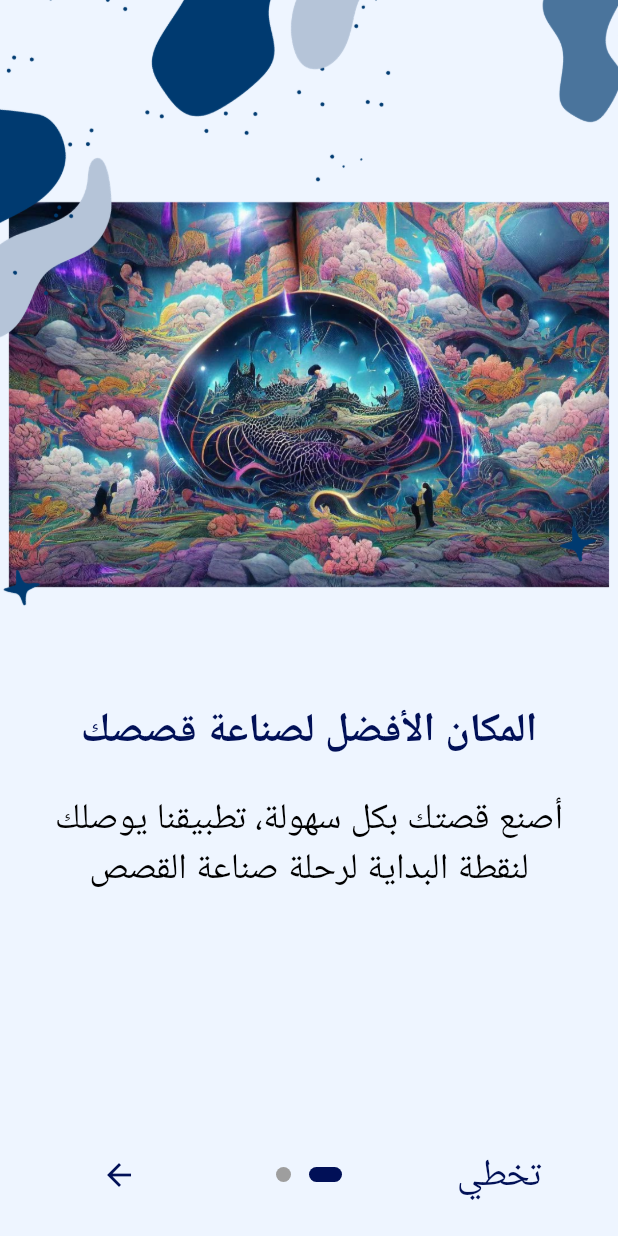
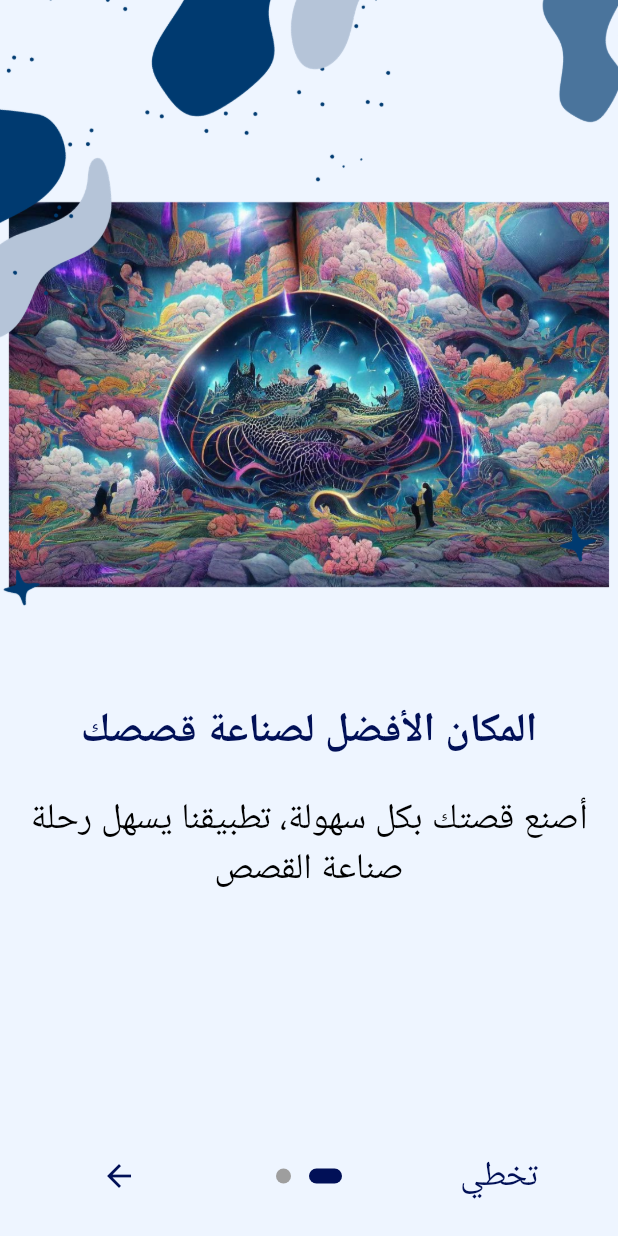
Before and after one commit to Lujain-M02/2023-GP1-6, a Flutter app: the screen it shows after launch, on a phone screen of 412 x 824 dp. Run offline on Flutter 3.47's test engine with Material 2 defaults, Android fonts, the phone set to English and light mode, and no system bars; drawn by our look-alikes of introduction_screen; our stand-ins replace animate_do, animated_text_kit, lottie.

Commit message:
تغيير حجم الخط

```diff
--- a/your_story/lib/pages/create_story_pages/create_story_final.dart
+++ b/your_story/lib/pages/create_story_pages/create_story_final.dart
@@ -28,7 +28,7 @@ class _CreateStoryFinalState extends State<CreateStoryFinal> {
 
     final response = await http.post(
       Uri.parse(
-          "http://192.168.100.161:5000/process"), // Update with your Flask server URL
+          "http://172.20.10.7:5000/process"), // Update with your Flask server URL
       headers: <String, String>{
         'Content-Type': 'application/json',
       },
--- a/your_story/lib/pages/intro_pages.dart
+++ b/your_story/lib/pages/intro_pages.dart
@@ -12,7 +12,7 @@ class MyHomePage extends StatelessWidget {
     PageViewModel(
       title: "المكان الأفضل لصناعة قصصك",
       body:
-          "أصنع قصتك بكل سهولة، تطبيقنا يوصلك لنقطة البداية لرحلة صناعة القصص",
+          "أصنع قصتك بكل سهولة، تطبيقنا يسهل رحلة صناعة القصص",
       image: Image.asset('assets/onboarding1.png'),
       decoration: PageDecoration(
         pageColor: const Color.fromARGB(255, 238, 245, 255),
@@ -79,7 +79,7 @@ class MyHomePage extends StatelessWidget {
               "تخطي",
               style: TextStyle(
                 color: your_story_Style.titleColor,
-                fontSize: 25.0,
+                fontSize: 23.0,
               ),
             ),
             next: Icon(
@@ -91,7 +91,7 @@ class MyHomePage extends StatelessWidget {
               style: TextStyle(
                 fontWeight: FontWeight.bold,
                 color: your_story_Style.titleColor,
-                fontSize: 25.0,
+                fontSize: 23.0,
               ),
             ),
             dotsDecorator: DotsDecorator(
```
